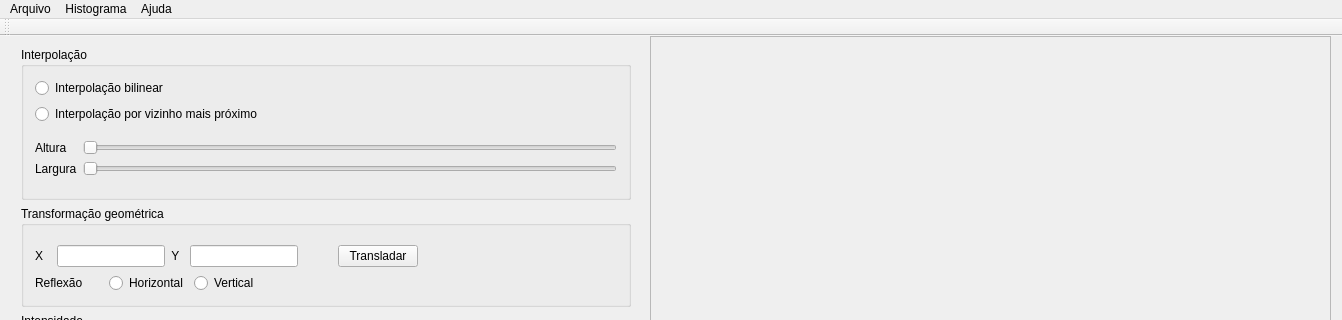
Qt form qt/mainwindow.ui (herodrigues/cvip) before a commit; both pictures show x 0 to 1342 and y 0 to 320 of the 1342 by 710 pixel window.
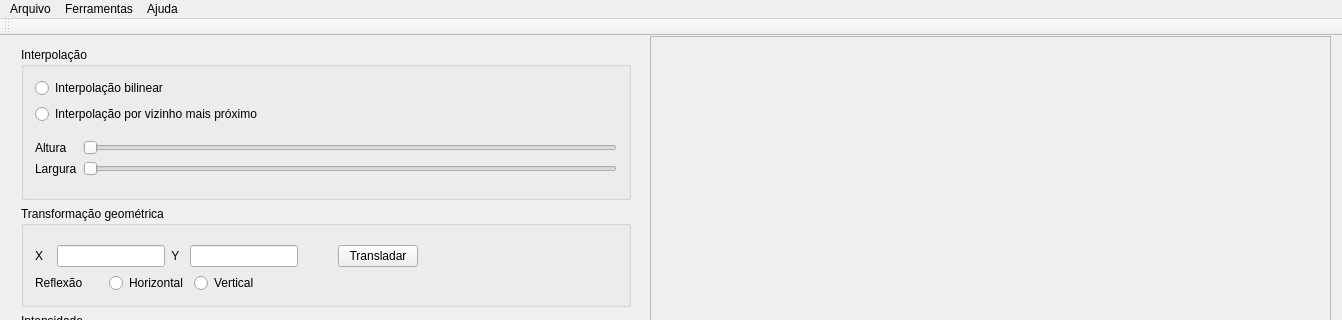
The same form after that commit.

```diff
--- a/qt/mainwindow.ui
+++ b/qt/mainwindow.ui
@@ -748,7 +748,7 @@
    </widget>
    <widget class="QMenu" name="menuHistograma">
     <property name="title">
-     <string>Histograma</string>
+     <string>Ferramentas</string>
     </property>
     <addaction name="actionOriginal"/>
     <addaction name="actionEqualizado"/>
```
Left out of the diff: 18 changed lines with no effect on the pictures.
